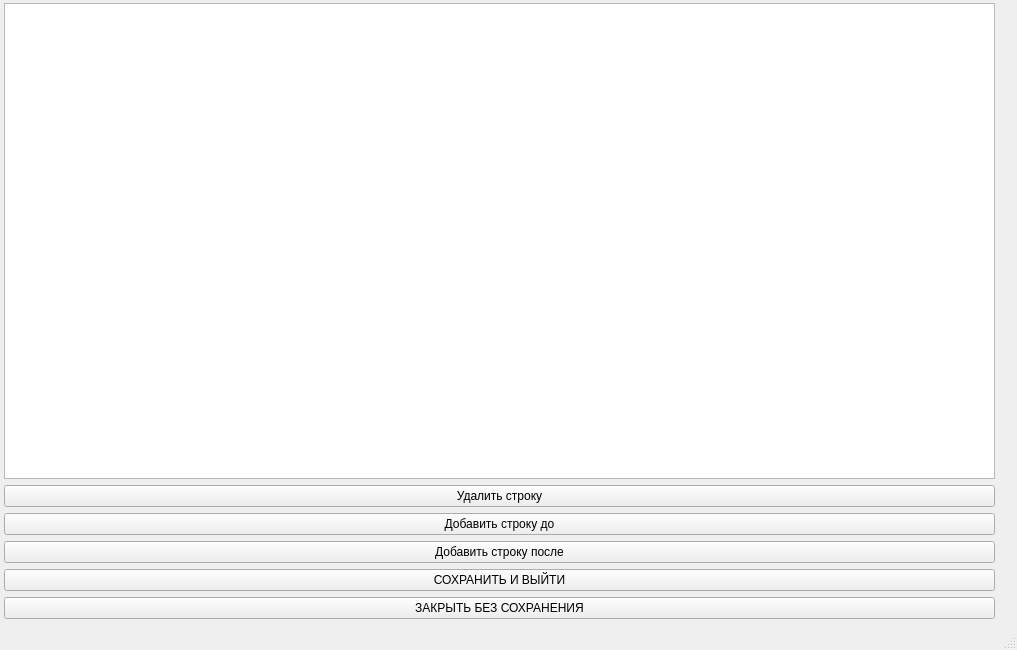
Qt form dso-gui.ui (corvinalive/DSO-editor) before a commit.
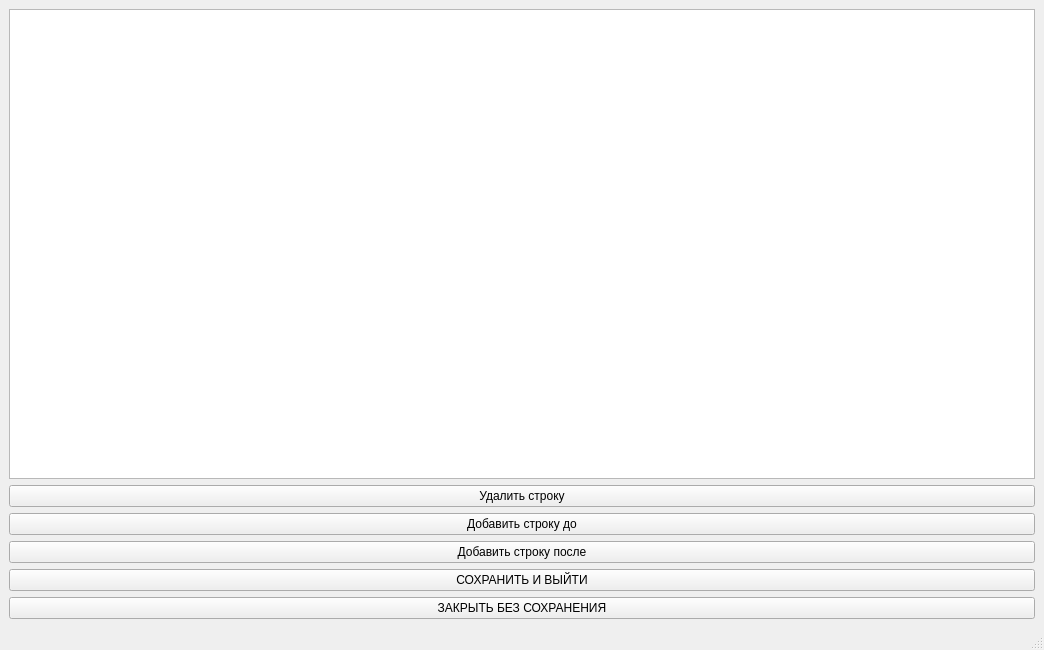
The same form after that commit.

The edit to the form file:
```diff
--- a/dso-gui.ui
+++ b/dso-gui.ui
@@ -6,26 +6,49 @@
    <rect>
     <x>0</x>
     <y>0</y>
-    <width>1017</width>
+    <width>1044</width>
     <height>650</height>
    </rect>
   </property>
+  <property name="sizePolicy">
+   <sizepolicy hsizetype="Maximum" vsizetype="Maximum">
+    <horstretch>0</horstretch>
+    <verstretch>0</verstretch>
+   </sizepolicy>
+  </property>
   <property name="windowTitle">
    <string>MainWindow</string>
   </property>
   <widget class="QWidget" name="centralwidget">
-   <widget class="QWidget" name="gridLayoutWidget">
-    <property name="geometry">
-     <rect>
-      <x>4</x>
-      <y>3</y>
-      <width>991</width>
-      <height>616</height>
-     </rect>
-    </property>
-    <layout class="QGridLayout" name="gridLayout">
+   <property name="enabled">
+    <bool>true</bool>
+   </property>
+   <property name="sizePolicy">
+    <sizepolicy hsizetype="Maximum" vsizetype="Maximum">
+     <horstretch>0</horstretch>
+     <verstretch>0</verstretch>
+    </sizepolicy>
+   </property>
+   <property name="sizeIncrement">
+    <size>
+     <width>0</width>
+     <height>0</height>
+    </size>
+   </property>
+   <property name="layoutDirection">
+    <enum>Qt::LeftToRight</enum>
+   </property>
+   <layout class="QVBoxLayout" name="verticalLayout">
+    <item>
+     <layout class="QGridLayout" name="gridLayout" rowstretch="0,0,0,0,0,0" columnstretch="0">
      <property name="sizeConstraint">
-      <enum>QLayout::SetNoConstraint</enum>
+       <enum>QLayout::SetMaximumSize</enum>
+      </property>
+      <property name="leftMargin">
+       <number>0</number>
+      </property>
+      <property name="bottomMargin">
+       <number>0</number>
      </property>
      <item row="0" column="0">
       <widget class="QTableWidget" name="tableWidget">
@@ -79,7 +102,8 @@
       </widget>
      </item>
     </layout>
-   </widget>
+    </item>
+   </layout>
   </widget>
   <widget class="QStatusBar" name="statusbar"/>
  </widget>
```
Lines whose indentation alone changed are shown as unchanged.
